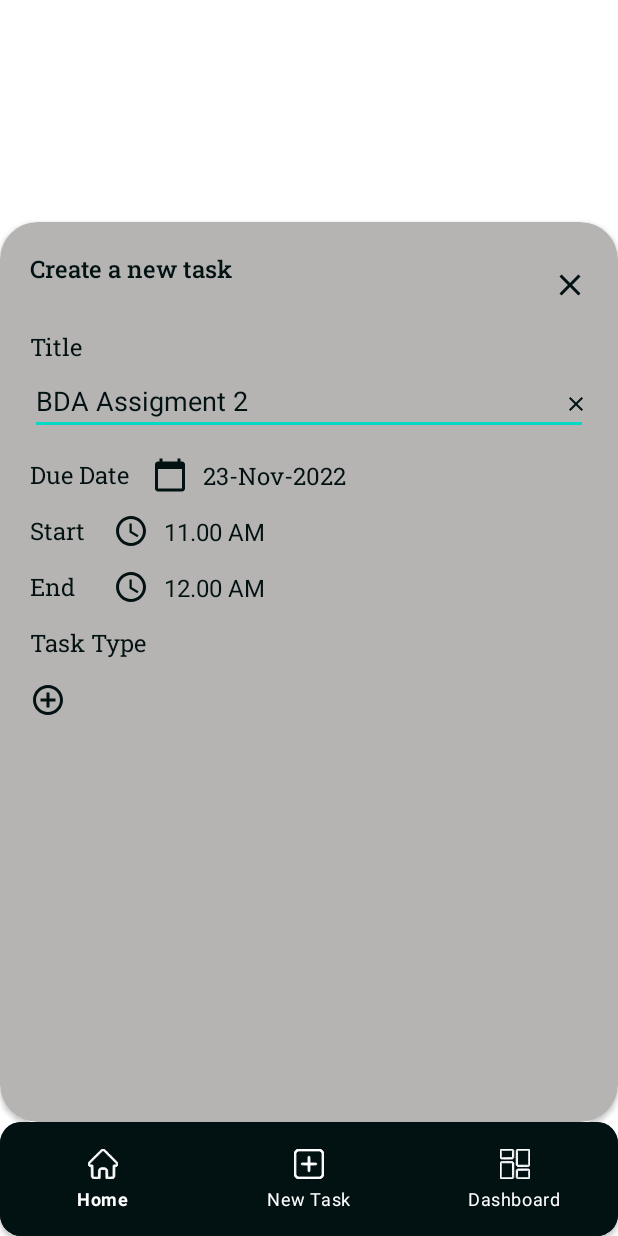
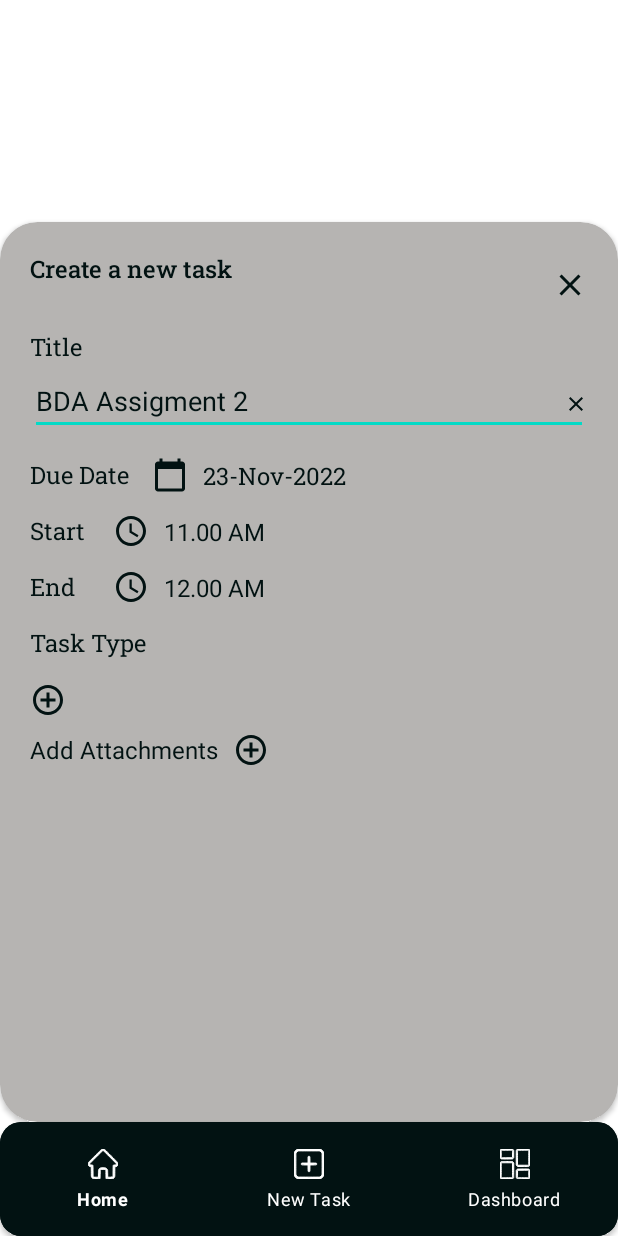
Before and after one commit to shubham230523/TaskTracker, an Android app: the screen it shows after launch (MainActivity), on a phone screen of 412 x 824 dp. Run offline under Robolectric (Android 15) with nearby library versions, the phone set to English and light mode, and no system bars.

```diff
--- a/app/src/main/AndroidManifest.xml
+++ b/app/src/main/AndroidManifest.xml
@@ -1,6 +1,6 @@
 <?xml version="1.0" encoding="utf-8"?>
 <manifest xmlns:android="http://schemas.android.com/apk/res/android">
-
+    <uses-permission android:name="android.permission.READ_EXTERNAL_STORAGE"/>
     <application
         android:allowBackup="true"
         android:icon="@mipmap/ic_launcher"
--- a/app/src/main/java/com/shubham/tasktrackerapp/Fragments/NewTaskFragment.kt
+++ b/app/src/main/java/com/shubham/tasktrackerapp/Fragments/NewTaskFragment.kt
@@ -1,16 +1,23 @@
 package com.shubham.tasktrackerapp.Fragments
 
+import android.Manifest
+import android.app.Activity
 import android.content.Context
+import android.content.Intent
+import android.content.pm.PackageManager
 import android.graphics.Color
 import android.os.Bundle
 import android.util.Log
 import android.view.View
+import android.widget.Button
 import android.widget.ImageView
 import android.widget.TextView
 import android.widget.Toast
+import androidx.activity.result.contract.ActivityResultContracts
 import androidx.constraintlayout.widget.ConstraintLayout
 import androidx.constraintlayout.widget.ConstraintLayout.LayoutParams
 import androidx.constraintlayout.widget.ConstraintSet
+import androidx.core.app.ActivityCompat
 import androidx.core.graphics.drawable.DrawableCompat
 import androidx.fragment.app.Fragment
 import com.shubham.tasktrackerapp.R
@@ -45,11 +52,13 @@ class NewTaskFragment : Fragment(R.layout.fragment_new_task) {
     val endToStartIdMap = hashMapOf<Int , Int>()
     val constraintSet = ConstraintSet()
     var addTask : View? = null
+    var btnAddAttachments : ImageView? = null
 
     override fun onViewCreated(view: View, savedInstanceState: Bundle?) {
         super.onViewCreated(view, savedInstanceState)
 
         addTask = view.findViewById<ImageView>(R.id.iv_add_task)
+        btnAddAttachments = view.findViewById(R.id.ivAddAttachments)
         // constraint layout for placing task type categories
         constraintLayout = view.findViewById<ConstraintLayout>(R.id.task_type_constraintLayout)
         clWidth = constraintLayout!!.width
@@ -73,6 +82,53 @@ class NewTaskFragment : Fragment(R.layout.fragment_new_task) {
         clickListener = View.OnClickListener {
             removeViewById(it)
         }
+
+        //btn for adding attachments
+        btnAddAttachments!!.setOnClickListener {
+            Toast.makeText(mContext , "btnAtt clicked" , Toast.LENGTH_SHORT).show()
+            if(mContext?.let { c ->
+                    ActivityCompat.checkSelfPermission(
+                        c,
+                        Manifest.permission.READ_EXTERNAL_STORAGE
+                    )
+                } != PackageManager.PERMISSION_GRANTED
+            ){
+                requestPermissionLauncher.launch(
+                    Manifest.permission.READ_EXTERNAL_STORAGE
+                )
+            }
+            else {
+                selectFile();
+            }
+        }
+    }
+    private fun selectFile(){
+        val intent = Intent(Intent.ACTION_OPEN_DOCUMENT)
+        intent.setType("*/*")
+        openFileResultLauncher.launch(intent)
+    }
+    val requestPermissionLauncher = registerForActivityResult(
+        ActivityResultContracts.RequestPermission()
+    ){ isGranted ->
+        if(isGranted) {
+            selectFile()
+        }
+        else {
+            Toast.makeText(mContext , "Permission denied" ,Toast.LENGTH_SHORT).show()
+        }
+    }
+
+    val openFileResultLauncher = registerForActivityResult(
+        ActivityResultContracts.StartActivityForResult(),
+    ){ result ->
+        val data : Intent? = result?.data
+        if(data!=null){
+            val uri = data.data
+            val path = uri?.path
+            Log.d(TAG , "uri - $uri")
+            Log.d(TAG , "path - $path")
+        }
+        else Log.d(TAG , "file data is null")
     }
 
     override fun onAttach(context: Context) {
--- a/app/src/main/res/layout/fragment_new_task.xml
+++ b/app/src/main/res/layout/fragment_new_task.xml
@@ -215,6 +215,25 @@
                     android:id="@+id/iv_add_task"/>
 
             </androidx.constraintlayout.widget.ConstraintLayout>
+            <TextView
+                android:layout_width="wrap_content"
+                android:layout_height="wrap_content"
+                android:id="@+id/txtAddAttachments"
+                android:text="Add Attachments"
+                android:textSize="16sp"
+                android:textColor="@color/black"
+                app:layout_constraintStart_toStartOf="parent"
+                app:layout_constraintTop_toBottomOf="@id/task_type_constraintLayout"
+                android:layout_marginTop="10dp"/>
+            <ImageView
+                android:layout_width="24dp"
+                android:layout_height="24dp"
+                android:layout_marginStart="10dp"
+                android:id="@+id/ivAddAttachments"
+                android:src="@drawable/ic_add_task"
+                app:layout_constraintStart_toEndOf="@id/txtAddAttachments"
+                app:layout_constraintTop_toTopOf="@id/txtAddAttachments"
+                app:layout_constraintBottom_toBottomOf="@id/txtAddAttachments"/>
 
         </androidx.constraintlayout.widget.ConstraintLayout>
     </androidx.cardview.widget.CardView>
```
